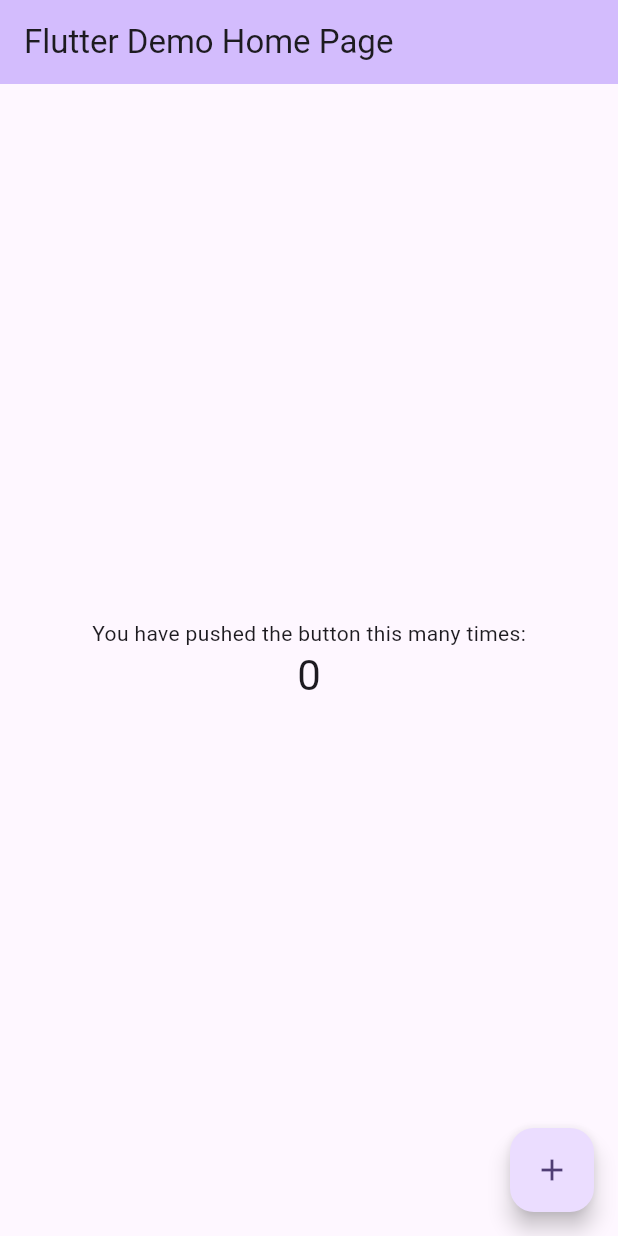
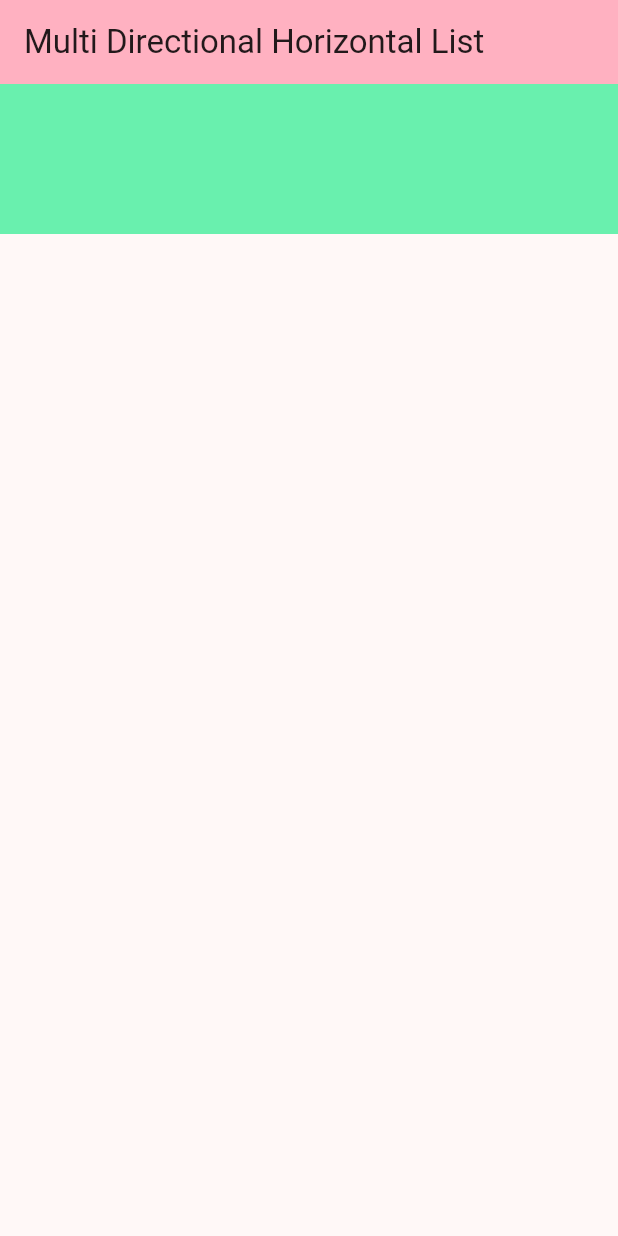
Before and after one commit to joafc96/multi_directional_horizontal_list, a Flutter app: the screen it shows after launch, on a phone screen of 412 x 824 dp. Run offline on Flutter 3.47's test engine with Material 3 defaults, Android fonts, the phone set to English and light mode, and no system bars.

Commit message:
setup thepackage and example app

```diff
--- a/example/lib/main.dart
+++ b/example/lib/main.dart
@@ -1,4 +1,5 @@
 import 'package:flutter/material.dart';
+import 'package:multi_directional_horizontal_list/multi_directional_horizontal_list.dart';
 
 void main() {
   runApp(const MyApp());
@@ -11,42 +12,19 @@ class MyApp extends StatelessWidget {
   @override
   Widget build(BuildContext context) {
     return MaterialApp(
-      title: 'Flutter Demo',
+      title: 'Multi Directional Horizontal List Demo',
+      debugShowCheckedModeBanner: false,
       theme: ThemeData(
-        // This is the theme of your application.
-        //
-        // TRY THIS: Try running your application with "flutter run". You'll see
-        // the application has a purple toolbar. Then, without quitting the app,
-        // try changing the seedColor in the colorScheme below to Colors.green
-        // and then invoke "hot reload" (save your changes or press the "hot
-        // reload" button in a Flutter-supported IDE, or press "r" if you used
-        // the command line to start the app).
-        //
-        // Notice that the counter didn't reset back to zero; the application
-        // state is not lost during the reload. To reset the state, use hot
-        // restart instead.
-        //
-        // This works for code too, not just values: Most code changes can be
-        // tested with just a hot reload.
-        colorScheme: ColorScheme.fromSeed(seedColor: Colors.deepPurple),
+        colorScheme: ColorScheme.fromSeed(seedColor: Colors.pinkAccent),
         useMaterial3: true,
       ),
-      home: const MyHomePage(title: 'Flutter Demo Home Page'),
+      home: const MyHomePage(title: 'Multi Directional Horizontal List'),
     );
   }
 }
 
 class MyHomePage extends StatefulWidget {
   const MyHomePage({super.key, required this.title});
-
-  // This widget is the home page of your application. It is stateful, meaning
-  // that it has a State object (defined below) that contains fields that affect
-  // how it looks.
-
-  // This class is the configuration for the state. It holds the values (in this
-  // case the title) provided by the parent (in this case the App widget) and
-  // used by the build method of the State. Fields in a Widget subclass are
-  // always marked "final".
 
   final String title;
 
@@ -59,67 +37,19 @@ class _MyHomePageState extends State<MyHomePage> {
 
   void _incrementCounter() {
     setState(() {
-      // This call to setState tells the Flutter framework that something has
-      // changed in this State, which causes it to rerun the build method below
-      // so that the display can reflect the updated values. If we changed
-      // _counter without calling setState(), then the build method would not be
-      // called again, and so nothing would appear to happen.
       _counter++;
     });
   }
 
   @override
   Widget build(BuildContext context) {
-    // This method is rerun every time setState is called, for instance as done
-    // by the _incrementCounter method above.
-    //
-    // The Flutter framework has been optimized to make rerunning build methods
-    // fast, so that you can just rebuild anything that needs updating rather
-    // than having to individually change instances of widgets.
     return Scaffold(
       appBar: AppBar(
-        // TRY THIS: Try changing the color here to a specific color (to
-        // Colors.amber, perhaps?) and trigger a hot reload to see the AppBar
-        // change color while the other colors stay the same.
         backgroundColor: Theme.of(context).colorScheme.inversePrimary,
-        // Here we take the value from the MyHomePage object that was created by
-        // the App.build method, and use it to set our appbar title.
         title: Text(widget.title),
       ),
-      body: Center(
-        // Center is a layout widget. It takes a single child and positions it
-        // in the middle of the parent.
-        child: Column(
-          // Column is also a layout widget. It takes a list of children and
-          // arranges them vertically. By default, it sizes itself to fit its
-          // children horizontally, and tries to be as tall as its parent.
-          //
-          // Column has various properties to control how it sizes itself and
-          // how it positions its children. Here we use mainAxisAlignment to
-          // center the children vertically; the main axis here is the vertical
-          // axis because Columns are vertical (the cross axis would be
-          // horizontal).
-          //
-          // TRY THIS: Invoke "debug painting" (choose the "Toggle Debug Paint"
-          // action in the IDE, or press "p" in the console), to see the
-          // wireframe for each widget.
-          mainAxisAlignment: MainAxisAlignment.center,
-          children: <Widget>[
-            const Text(
-              'You have pushed the button this many times:',
-            ),
-            Text(
-              '$_counter',
-              style: Theme.of(context).textTheme.headlineMedium,
-            ),
-          ],
-        ),
-      ),
-      floatingActionButton: FloatingActionButton(
-        onPressed: _incrementCounter,
-        tooltip: 'Increment',
-        child: const Icon(Icons.add),
-      ), // This trailing comma makes auto-formatting nicer for build methods.
+      body: MultiDirectionalHorizontalList(),
+
     );
   }
 }
--- a/lib/multi_directional_horizontal_list.dart
+++ b/lib/multi_directional_horizontal_list.dart
@@ -1 +1,3 @@
 library multi_directional_horizontal_list;
+
+export 'src/index.dart';
--- /dev/null
+++ b/lib/src/index.dart
@@ -0,0 +1 @@
+export 'widget.dart';
--- /dev/null
+++ b/lib/src/widget.dart
@@ -0,0 +1,21 @@
+import 'package:flutter/material.dart';
+
+class MultiDirectionalHorizontalList extends StatefulWidget {
+  const MultiDirectionalHorizontalList({super.key});
+
+  @override
+  State<MultiDirectionalHorizontalList> createState() =>
+      _MultiDirectionalHorizontalListState();
+}
+
+class _MultiDirectionalHorizontalListState
+    extends State<MultiDirectionalHorizontalList> {
+  @override
+  Widget build(BuildContext context) {
+    return Container(
+      color: Colors.greenAccent,
+      height: 100,
+      width: MediaQuery.of(context).size.width,
+    );
+  }
+}
```
Also changed, not shown: example/pubspec.lock.
